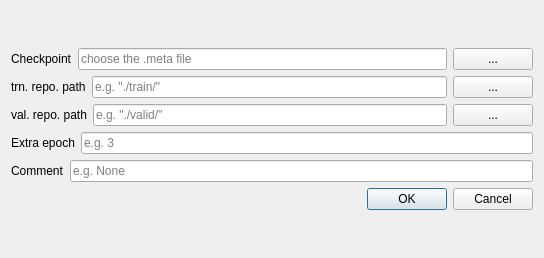
ZeliangSu/SegmentPy, file _taskManager/resumeDialog_design.ui: the form before one commit.
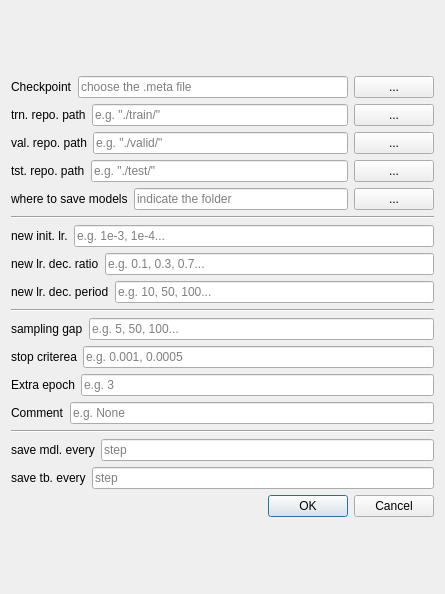
The form after the commit.

Commit message: 1. fixed bug of transfer learning button

Diff of the .ui file:
```diff
--- a/_taskManager/resumeDialog_design.ui
+++ b/_taskManager/resumeDialog_design.ui
@@ -6,8 +6,8 @@
    <rect>
     <x>0</x>
     <y>0</y>
-    <width>544</width>
-    <height>258</height>
+    <width>445</width>
+    <height>594</height>
    </rect>
   </property>
   <property name="sizePolicy">
@@ -100,6 +100,205 @@
        </item>
       </layout>
      </item>
+     <item>
+      <layout class="QHBoxLayout" name="horizontalLayout_6">
+       <item>
+        <widget class="QLabel" name="tstPathLabel">
+         <property name="text">
+          <string>tst. repo. path</string>
+         </property>
+        </widget>
+       </item>
+       <item>
+        <widget class="QLineEdit" name="tstPathLine">
+         <property name="placeholderText">
+          <string>e.g. &quot;./test/&quot;</string>
+         </property>
+        </widget>
+       </item>
+       <item>
+        <widget class="QPushButton" name="tstPathButton">
+         <property name="text">
+          <string>...</string>
+         </property>
+        </widget>
+       </item>
+      </layout>
+     </item>
+     <item>
+      <layout class="QHBoxLayout" name="horizontalLayout_12">
+       <item>
+        <widget class="QLabel" name="whereToSave_label">
+         <property name="text">
+          <string>where to save models</string>
+         </property>
+        </widget>
+       </item>
+       <item>
+        <widget class="QLineEdit" name="whereToSave">
+         <property name="placeholderText">
+          <string>indicate the folder</string>
+         </property>
+        </widget>
+       </item>
+       <item>
+        <widget class="QPushButton" name="whereToSaveButton">
+         <property name="text">
+          <string>...</string>
+         </property>
+        </widget>
+       </item>
+      </layout>
+     </item>
+     <item>
+      <widget class="Line" name="line">
+       <property name="orientation">
+        <enum>Qt::Horizontal</enum>
+       </property>
+      </widget>
+     </item>
+     <item>
+      <layout class="QHBoxLayout" name="horizontalLayout_9">
+       <item>
+        <widget class="QLabel" name="new_init_lr_label">
+         <property name="text">
+          <string>new init. lr.</string>
+         </property>
+        </widget>
+       </item>
+       <item>
+        <widget class="QLineEdit" name="new_init_lr">
+         <property name="sizePolicy">
+          <sizepolicy hsizetype="Expanding" vsizetype="Fixed">
+           <horstretch>0</horstretch>
+           <verstretch>0</verstretch>
+          </sizepolicy>
+         </property>
+         <property name="text">
+          <string/>
+         </property>
+         <property name="placeholderText">
+          <string>e.g. 1e-3, 1e-4...</string>
+         </property>
+        </widget>
+       </item>
+      </layout>
+     </item>
+     <item>
+      <layout class="QHBoxLayout" name="horizontalLayout_8">
+       <item>
+        <widget class="QLabel" name="new_lr_dec_ratio_label">
+         <property name="text">
+          <string>new lr. dec. ratio</string>
+         </property>
+        </widget>
+       </item>
+       <item>
+        <widget class="QLineEdit" name="new_lr_dec_ratio">
+         <property name="sizePolicy">
+          <sizepolicy hsizetype="Expanding" vsizetype="Fixed">
+           <horstretch>0</horstretch>
+           <verstretch>0</verstretch>
+          </sizepolicy>
+         </property>
+         <property name="text">
+          <string/>
+         </property>
+         <property name="placeholderText">
+          <string>e.g. 0.1, 0.3, 0.7...</string>
+         </property>
+        </widget>
+       </item>
+      </layout>
+     </item>
+     <item>
+      <layout class="QHBoxLayout" name="horizontalLayout_7">
+       <item>
+        <widget class="QLabel" name="new_lr_dec_period_label">
+         <property name="text">
+          <string>new lr. dec. period</string>
+         </property>
+        </widget>
+       </item>
+       <item>
+        <widget class="QLineEdit" name="new_lr_dec_period">
+         <property name="sizePolicy">
+          <sizepolicy hsizetype="Expanding" vsizetype="Fixed">
+           <horstretch>0</horstretch>
+           <verstretch>0</verstretch>
+          </sizepolicy>
+         </property>
+         <property name="text">
+          <string/>
+         </property>
+         <property name="placeholderText">
+          <string>e.g. 10, 50, 100...</string>
+         </property>
+        </widget>
+       </item>
+      </layout>
+     </item>
+     <item>
+      <widget class="Line" name="line_2">
+       <property name="orientation">
+        <enum>Qt::Horizontal</enum>
+       </property>
+      </widget>
+     </item>
+     <item>
+      <layout class="QHBoxLayout" name="horizontalLayout_10">
+       <item>
+        <widget class="QLabel" name="sampling_gap_label">
+         <property name="text">
+          <string>sampling gap</string>
+         </property>
+        </widget>
+       </item>
+       <item>
+        <widget class="QLineEdit" name="sampling_gap">
+         <property name="sizePolicy">
+          <sizepolicy hsizetype="Expanding" vsizetype="Fixed">
+           <horstretch>0</horstretch>
+           <verstretch>0</verstretch>
+          </sizepolicy>
+         </property>
+         <property name="text">
+          <string/>
+         </property>
+         <property name="placeholderText">
+          <string>e.g. 5, 50, 100...</string>
+         </property>
+        </widget>
+       </item>
+      </layout>
+     </item>
+     <item>
+      <layout class="QHBoxLayout" name="horizontalLayout_11">
+       <item>
+        <widget class="QLabel" name="stop_cond_label">
+         <property name="text">
+          <string>stop criterea</string>
+         </property>
+        </widget>
+       </item>
+       <item>
+        <widget class="QLineEdit" name="stop_cond">
+         <property name="sizePolicy">
+          <sizepolicy hsizetype="Expanding" vsizetype="Fixed">
+           <horstretch>0</horstretch>
+           <verstretch>0</verstretch>
+          </sizepolicy>
+         </property>
+         <property name="text">
+          <string/>
+         </property>
+         <property name="placeholderText">
+          <string>e.g. 0.001, 0.0005</string>
+         </property>
+        </widget>
+       </item>
+      </layout>
+     </item>
      <item>
       <layout class="QHBoxLayout" name="horizontalLayout_2">
        <item>
@@ -142,6 +341,55 @@
        </item>
       </layout>
      </item>
+     <item>
+      <widget class="Line" name="line_3">
+       <property name="orientation">
+        <enum>Qt::Horizontal</enum>
+       </property>
+      </widget>
+     </item>
+     <item>
+      <layout class="QHBoxLayout" name="horizontalLayout_15">
+       <item>
+        <widget class="QLabel" name="svstep_label">
+         <property name="text">
+          <string>save mdl. every</string>
+         </property>
+        </widget>
+       </item>
+       <item>
+        <widget class="QLineEdit" name="svstepLine">
+         <property name="text">
+          <string/>
+         </property>
+         <property name="placeholderText">
+          <string>step</string>
+         </property>
+        </widget>
+       </item>
+      </layout>
+     </item>
+     <item>
+      <layout class="QHBoxLayout" name="horizontalLayout_14">
+       <item>
+        <widget class="QLabel" name="tbstep_label">
+         <property name="text">
+          <string>save tb. every</string>
+         </property>
+        </widget>
+       </item>
+       <item>
+        <widget class="QLineEdit" name="tbstepLine">
+         <property name="text">
+          <string/>
+         </property>
+         <property name="placeholderText">
+          <string>step</string>
+         </property>
+        </widget>
+       </item>
+      </layout>
+     </item>
      <item>
       <widget class="QDialogButtonBox" name="buttonBox">
        <property name="orientation">
```
Left out of the diff: 3 changed lines with no effect on the pictures. The commit also changes 10 other files.
